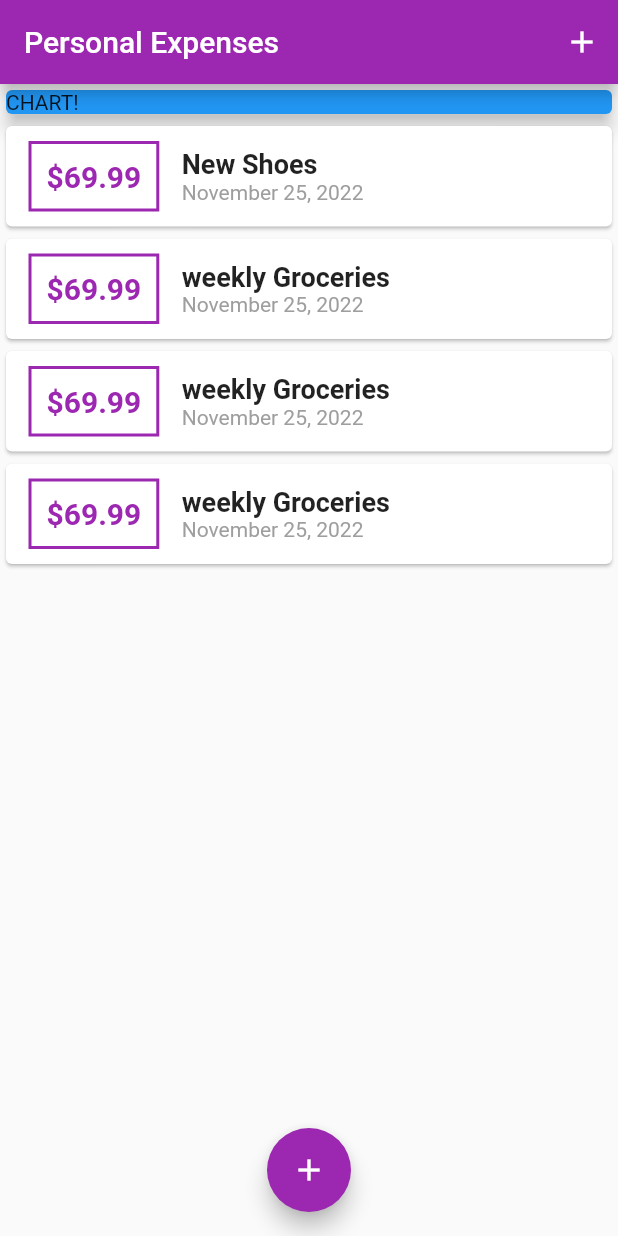
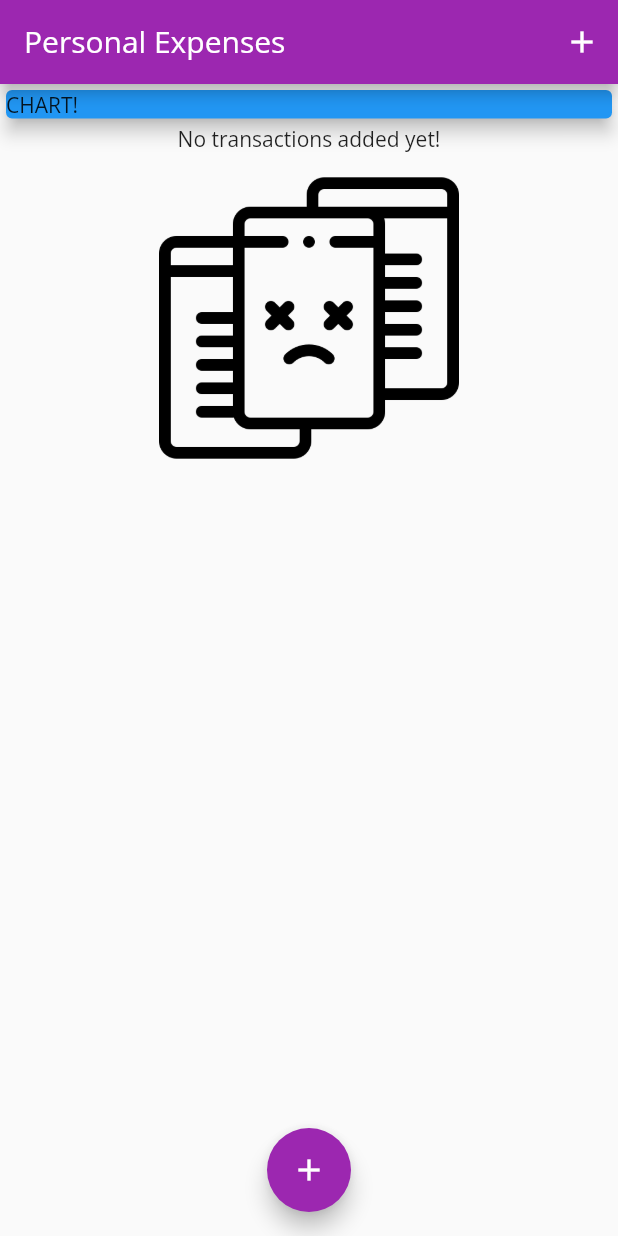
Before and after one commit to a-jalilian66/personal_expenses_flutter, a Flutter app: the screen it shows after launch, on a phone screen of 412 x 824 dp. Run offline on Flutter 3.47's test engine with Material 2 defaults, Android fonts, the phone set to English and light mode, and no system bars.

Commit message:
add => Adding Images to the App

```diff
--- a/lib/main.dart
+++ b/lib/main.dart
@@ -18,6 +18,7 @@ class MyApp extends StatelessWidget {
       title: 'Personal Expenses',
       theme: ThemeData(
         primarySwatch: Colors.purple,
+        fontFamily: 'OpenSans',
       ),
       home: const MyHomePage(),
     );
@@ -35,54 +36,54 @@ class MyHomePage extends StatefulWidget {
 class _MyHomePageState extends State<MyHomePage> {
 
   final List<Transaction> _userTransaction = [
-    Transaction(
-        id: 't1',
-        title: 'New Shoes',
-        amount: 69.99,
-        date: DateTime.now()
-    ),
-    Transaction(
-        id: 't2',
-        title: 'weekly Groceries',
-        amount: 69.99,
-        date: DateTime.now()
-    ),
-    Transaction(
-        id: 't3',
-        title: 'weekly Groceries',
-        amount: 69.99,
-        date: DateTime.now()
-    ),
-    Transaction(
-        id: 't4',
-        title: 'weekly Groceries',
-        amount: 69.99,
-        date: DateTime.now()
-    ),
-    Transaction(
-        id: 't5',
-        title: 'weekly Groceries',
-        amount: 69.99,
-        date: DateTime.now()
-    ),
-    Transaction(
-        id: 't6',
-        title: 'weekly Groceries',
-        amount: 69.99,
-        date: DateTime.now()
-    ),
-    Transaction(
-        id: 't7',
-        title: 'weekly Groceries',
-        amount: 69.99,
-        date: DateTime.now()
-    ),
-    Transaction(
-        id: 't8',
-        title: 'weekly Groceries',
-        amount: 69.99,
-        date: DateTime.now()
-    ),
+    // Transaction(
+    //     id: 't1',
+    //     title: 'New Shoes',
+    //     amount: 69.99,
+    //     date: DateTime.now()
+    // ),
+    // Transaction(
+    //     id: 't2',
+    //     title: 'weekly Groceries',
+    //     amount: 69.99,
+    //     date: DateTime.now()
+    // ),
+    // Transaction(
+    //     id: 't3',
+    //     title: 'weekly Groceries',
+    //     amount: 69.99,
+    //     date: DateTime.now()
+    // ),
+    // Transaction(
+    //     id: 't4',
+    //     title: 'weekly Groceries',
+    //     amount: 69.99,
+    //     date: DateTime.now()
+    // ),
+    // Transaction(
+    //     id: 't5',
+    //     title: 'weekly Groceries',
+    //     amount: 69.99,
+    //     date: DateTime.now()
+    // ),
+    // Transaction(
+    //     id: 't6',
+    //     title: 'weekly Groceries',
+    //     amount: 69.99,
+    //     date: DateTime.now()
+    // ),
+    // Transaction(
+    //     id: 't7',
+    //     title: 'weekly Groceries',
+    //     amount: 69.99,
+    //     date: DateTime.now()
+    // ),
+    // Transaction(
+    //     id: 't8',
+    //     title: 'weekly Groceries',
+    //     amount: 69.99,
+    //     date: DateTime.now()
+    // ),
   ];
 
   void _addNewTransaction(String txTitle, double txAmount){
--- a/lib/widgets/transaction_list.dart
+++ b/lib/widgets/transaction_list.dart
@@ -16,7 +16,8 @@ class TransactionList extends StatelessWidget {
   Widget build(BuildContext context) {
     return Container(
       height: 300,
-      child: ListView.builder(
+      child: transactions.isNotEmpty
+      ?ListView.builder(
         itemBuilder: (BuildContext context, int index) {
           return Card(
             child: Row(
@@ -55,6 +56,16 @@ class TransactionList extends StatelessWidget {
           );
         },
         itemCount: transactions.length,
+      )
+      : Column(
+        children: [
+          Text('No transactions added yet!'),
+          SizedBox(height: 10,),
+          Container(
+            height: 200,
+            child: Image.asset('assets/images/waiting.png', fit: BoxFit.cover,),
+          )
+        ],
       ),
     );
   }
```
Also changed, not shown: pubspec.yaml (+14 -14 lines), assets/fonts/OpenSans-Bold.ttf (added), assets/fonts/OpenSans-Regular.ttf (added), assets/images/waiting.png (added).
